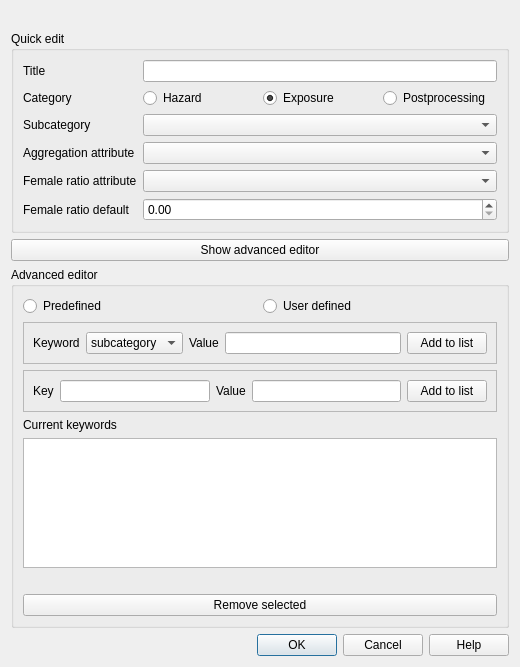
Qt form safe_qgis/keywords_dialog_base.ui (inasafe/inasafe) before a commit.
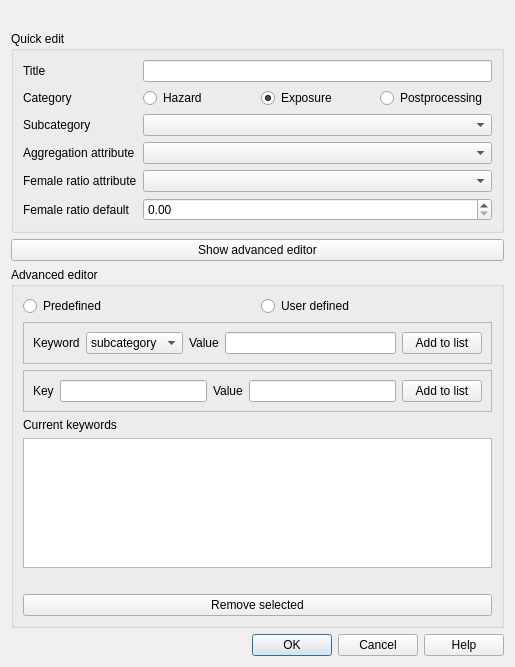
The same form after that commit. Icons and pictures are not drawn.

Commit message: fixed kw editor gui problem

```diff
--- a/safe_qgis/keywords_dialog_base.ui
+++ b/safe_qgis/keywords_dialog_base.ui
@@ -6,7 +6,7 @@
    <rect>
     <x>0</x>
     <y>0</y>
-    <width>520</width>
+    <width>515</width>
     <height>667</height>
    </rect>
   </property>
@@ -27,7 +27,7 @@
    <item>
     <widget class="QLabel" name="lblLayerName">
      <property name="sizePolicy">
-      <sizepolicy hsizetype="Preferred" vsizetype="Preferred">
+      <sizepolicy hsizetype="Preferred" vsizetype="Fixed">
        <horstretch>0</horstretch>
        <verstretch>0</verstretch>
       </sizepolicy>
@@ -38,9 +38,6 @@
        <bold>true</bold>
       </font>
      </property>
-     <property name="styleSheet">
-      <string notr="true"/>
-     </property>
      <property name="text">
       <string/>
      </property>
@@ -57,9 +54,6 @@
        <verstretch>0</verstretch>
       </sizepolicy>
      </property>
-     <property name="styleSheet">
-      <string notr="true"/>
-     </property>
      <property name="title">
       <string>Quick edit</string>
      </property>
@@ -193,6 +187,12 @@
    </item>
    <item>
     <widget class="QGroupBox" name="grpAdvanced">
+     <property name="sizePolicy">
+      <sizepolicy hsizetype="Preferred" vsizetype="Expanding">
+       <horstretch>0</horstretch>
+       <verstretch>0</verstretch>
+      </sizepolicy>
+     </property>
      <property name="title">
       <string>Advanced editor</string>
      </property>
@@ -366,6 +366,12 @@
    </item>
    <item>
     <widget class="QDialogButtonBox" name="buttonBox">
+     <property name="sizePolicy">
+      <sizepolicy hsizetype="Expanding" vsizetype="Fixed">
+       <horstretch>0</horstretch>
+       <verstretch>0</verstretch>
+      </sizepolicy>
+     </property>
      <property name="orientation">
       <enum>Qt::Horizontal</enum>
      </property>
```
The commit also changes 2 other files.
